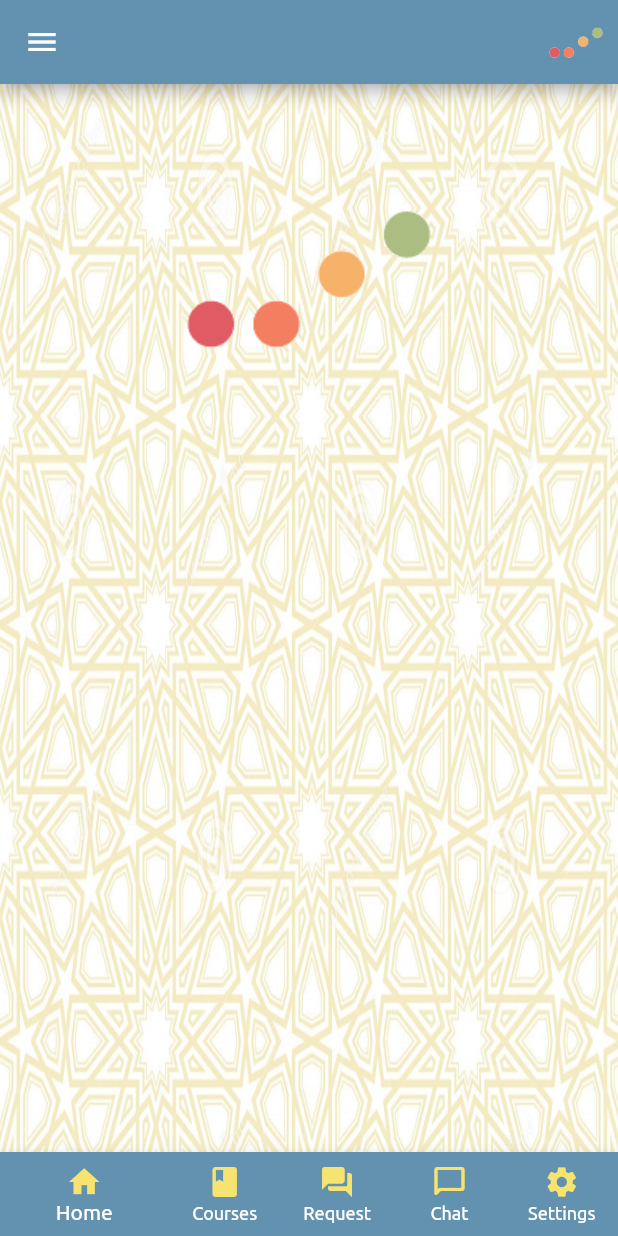
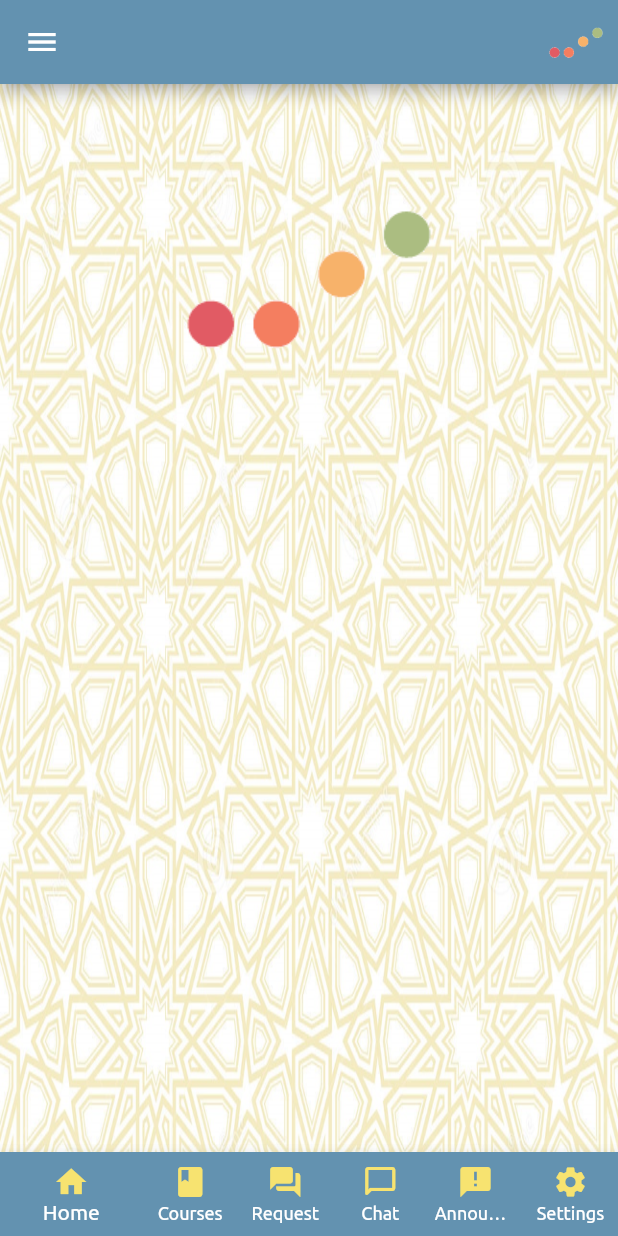
Before and after one commit to Mrashoo24/hudur, a Flutter app: the Home screen opened directly with empty values, on a phone screen of 412 x 824 dp. Run offline on Flutter 3.47's test engine with Material 2 defaults, Android fonts, the phone set to English and light mode, and no system bars; our stand-ins replace flutter_countdown_timer, fluttertoast, get, location, shared_preferences; accounts and stored records are empty; network calls fail; project files that could hold a hidden picture were left out.

Commit message:
Update home.dart

```diff
--- a/lib/Screens/Home/home.dart
+++ b/lib/Screens/Home/home.dart
@@ -8,6 +8,7 @@ import 'package:get/get.dart';
 import 'package:hudur/Components/api.dart';
 import 'package:hudur/Components/colors.dart';
 import 'package:hudur/Components/models.dart';
+import 'package:hudur/Screens/Announcement/announcement.dart';
 import 'package:hudur/Screens/Courses/courses.dart';
 import 'package:hudur/Screens/HomeDrawer/home_drawer.dart';
 import 'package:hudur/Screens/Leaves/leaves.dart';
@@ -787,6 +788,14 @@ class _HomeState extends State<Home> {
         ),
         BottomNavigationBarItem(
           icon: Icon(
+            Icons.announcement,
+            color: Color.fromRGBO(247, 227, 112, 1.0),
+          ),
+          label: 'Announce',
+          backgroundColor: Color(0xFF6392B0),
+        ),
+        BottomNavigationBarItem(
+          icon: Icon(
             Icons.settings,
             color: Color.fromRGBO(247, 227, 112, 1.0),
           ),
@@ -804,7 +813,9 @@ class _HomeState extends State<Home> {
       const Courses(),
       const Leaves(),
       const Text('Chat'),
+      const Announcement(),
       const Text('Settings'),
+
     ];
     return Container(
       decoration: BoxDecoration(
```
